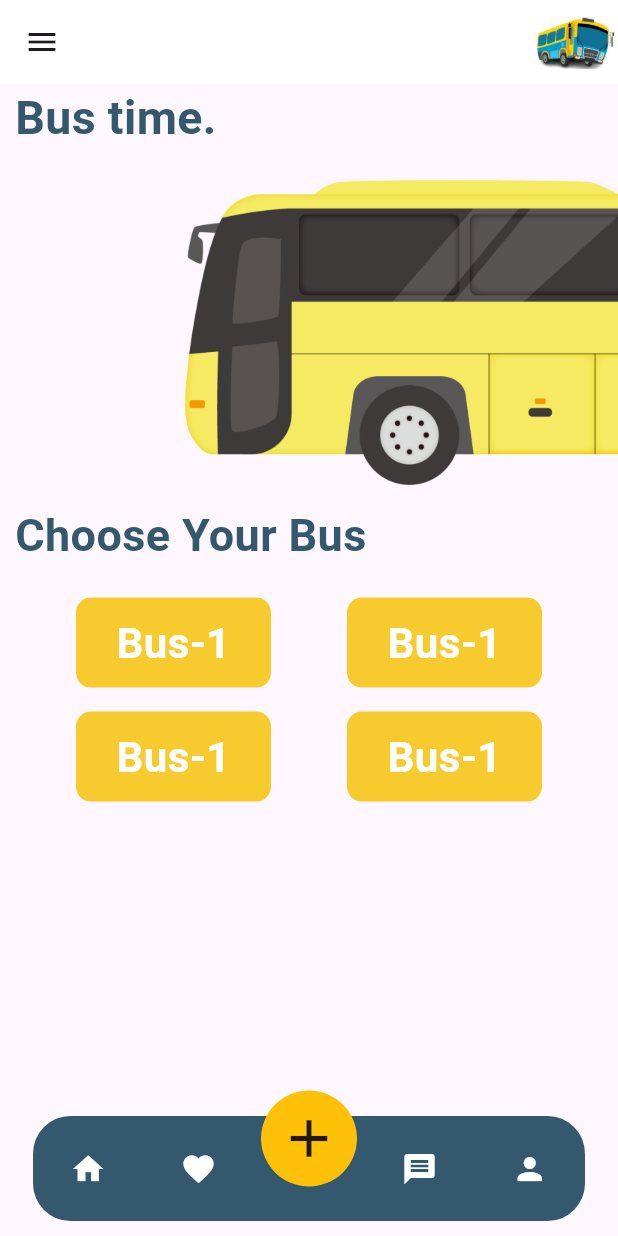
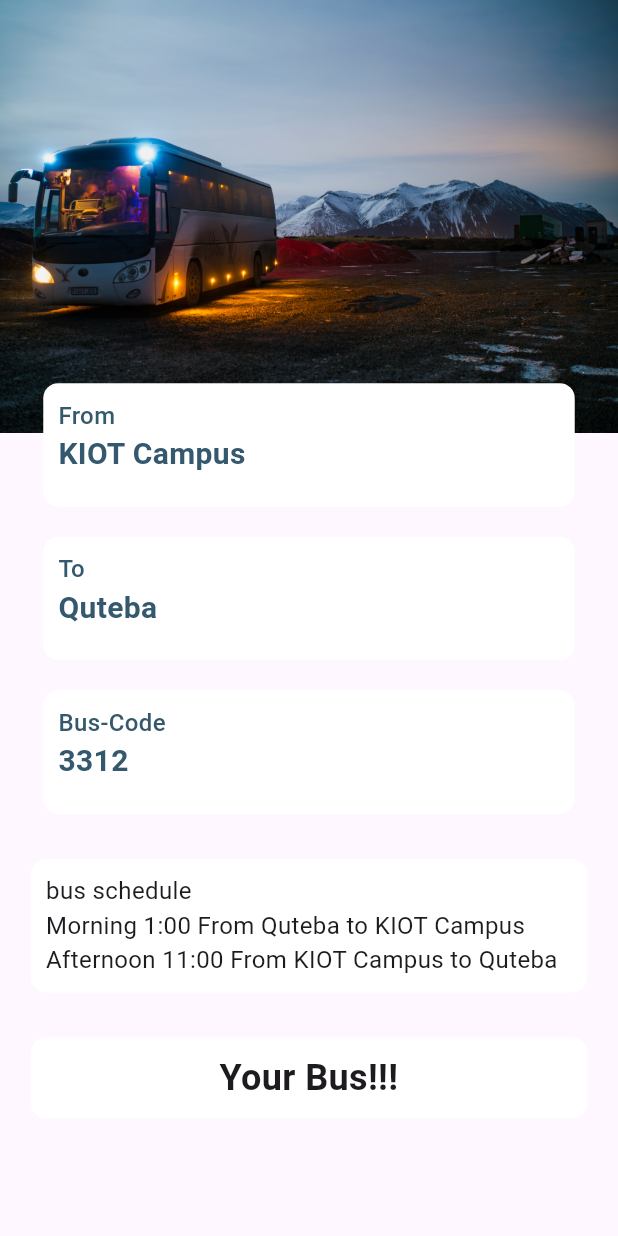
Before and after one commit to abbas-seid/kiotride, a Flutter app: the screen it shows after launch, after a tap on "Bus-1", on a phone screen of 412 x 824 dp. Run offline on Flutter 3.47's test engine with Material 3 defaults, Android fonts, the phone set to English and light mode, and no system bars.

Commit message:
basic features settled up

```diff
--- a/lib/bottombar.dart
+++ b/lib/bottombar.dart
@@ -4,6 +4,7 @@ import 'package:kiotride/buspage.dart';
 import 'package:kiotride/checkpage.dart';
 import 'package:kiotride/userpage.dart';
 import 'package:kiotride/userlist.dart';
+import 'package:kiotride/busdesc.dart';
 
 class BottomBar extends StatefulWidget {
   const BottomBar({super.key});
@@ -55,7 +56,18 @@ class _BottomBarState extends State<BottomBar> {
                   ),
                   Expanded(
                     child: IconButton(
-                      onPressed: () {},
+                      onPressed: () {
+                        Navigator.push(
+                          context,
+                          MaterialPageRoute(
+                            builder: (context) => BusDesc(
+                              destin: 'Quteba',
+                              busid: '3312',
+                              from: 'KIOT Campus',
+                            ),
+                          ),
+                        );
+                      },
                       icon: Icon(
                         Icons.favorite_outlined,
                         color: Colors.white,
@@ -81,14 +93,7 @@ class _BottomBarState extends State<BottomBar> {
                   ),
                   Expanded(
                     child: IconButton(
-                      onPressed: () {
-                        Navigator.push(
-                          context,
-                          MaterialPageRoute(
-                            builder: (context) => UserPage(),
-                          ),
-                        );
-                      },
+                      onPressed: () {},
                       icon: Icon(
                         Icons.person,
                         color: Colors.white,
--- /dev/null
+++ b/lib/busdesc.dart
@@ -0,0 +1,136 @@
+import 'package:flutter/material.dart';
+import 'package:flutter/material.dart';
+import 'package:kiotride/login.dart';
+import 'package:kiotride/bottombar.dart';
+import 'package:kiotride/checkpage.dart';
+import 'package:kiotride/userpage.dart';
+
+class BusDesc extends StatelessWidget {
+  final String destin;
+  final String busid;
+  final String from;
+
+  BusDesc({required this.destin, required this.busid, required this.from});
+
+  @override
+  Widget build(BuildContext context) {
+    var screenSize = MediaQuery.of(context).size;
+    var widthy = screenSize.width;
+    var heighty = screenSize.height;
+    return Scaffold(
+      body: Center(
+        child: Stack(
+          children: [
+            Positioned(
+              top: 0,
+              left: 0,
+              right: 0,
+              child: Image.asset(
+                'assets/busground.jpg',
+                width: widthy,
+                height: heighty * 0.35,
+                fit: BoxFit.cover,
+              ),
+            ),
+            Positioned(
+              top: heighty * 0.31,
+              left: widthy * 0.05,
+              right: widthy * 0.05,
+              child: Column(
+                children: [
+                  BusDescItem(
+                    title: 'From',
+                    content: from,
+                  ),
+                  SizedBox(height: 20),
+                  BusDescItem(
+                    title: 'To',
+                    content: destin,
+                  ),
+                  SizedBox(height: 20),
+                  BusDescItem(
+                    title: 'Bus-Code',
+                    content: busid,
+                  ),
+                  SizedBox(height: 30),
+                  Container(
+                    width: widthy * 0.9,
+                    padding: EdgeInsets.all(10),
+                    decoration: BoxDecoration(
+                      borderRadius: BorderRadius.circular(10),
+                      color: Colors.white,
+                    ),
+                    child: Text(
+                      'bus schedule\nMorning 1:00 From Quteba to KIOT Campus\nAfternoon 11:00 From KIOT Campus to Quteba',
+                      style: TextStyle(fontSize: 16),
+                    ),
+                  ),
+                  SizedBox(height: 30),
+                  Container(
+                    width: widthy * 0.9,
+                    padding: EdgeInsets.all(10),
+                    decoration: BoxDecoration(
+                      borderRadius: BorderRadius.circular(10),
+                      color: Colors.white,
+                    ),
+                    child: Text(
+                      'Your Bus!!!',
+                      style:
+                          TextStyle(fontSize: 24, fontWeight: FontWeight.bold),
+                      textAlign: TextAlign.center,
+                    ),
+                  ),
+                ],
+              ),
+            ),
+          ],
+        ),
+      ),
+    );
+  }
+}
+
+class BusDescItem extends StatelessWidget {
+  final String title;
+  final String content;
+
+  BusDescItem({
+    required this.title,
+    required this.content,
+  });
+
+  @override
+  Widget build(BuildContext context) {
+    var screenSize = MediaQuery.of(context).size;
+    var widthy = screenSize.width;
+    var heighty = screenSize.height;
+    return Container(
+      width: widthy * 0.86,
+      height: heighty * 0.10,
+      padding: EdgeInsets.all(10),
+      decoration: BoxDecoration(
+        borderRadius: BorderRadius.circular(10),
+        color: Colors.white,
+      ),
+      child: Column(
+        crossAxisAlignment: CrossAxisAlignment.start,
+        children: [
+          Text(
+            title,
+            style: TextStyle(
+                fontSize: 16,
+                fontWeight: FontWeight.w500,
+                color: Color(0xff34586E)),
+          ),
+          Text(
+            content,
+            style: TextStyle(
+                fontSize: 20,
+                fontWeight: FontWeight.bold,
+                color: Color(0xff34586E)),
+          ),
+        ],
+      ),
+    );
+  }
+}
--- a/lib/buspage.dart
+++ b/lib/buspage.dart
@@ -3,6 +3,7 @@ import 'package:kiotride/login.dart';
 import 'package:kiotride/bottombar.dart';
 import 'package:kiotride/checkpage.dart';
 import 'package:kiotride/userpage.dart';
+import 'package:kiotride/busdesc.dart';
 
 class BusPage extends StatefulWidget {
   const BusPage({super.key});
@@ -114,15 +115,67 @@ class _BusPageState extends State<BusPage> {
               Row(
                 mainAxisAlignment: MainAxisAlignment.spaceEvenly,
                 children: [
-                  CustomButton(text: 'Bus-1', onPressed: () {}),
-                  CustomButton(text: 'Bus-1', onPressed: () {}),
+                  CustomButton(
+                      text: 'Bus-1',
+                      onPressed: () {
+                        Navigator.push(
+                          context,
+                          MaterialPageRoute(
+                            builder: (context) => BusDesc(
+                              destin: 'Quteba',
+                              busid: '3312',
+                              from: 'KIOT Campus',
+                            ),
+                          ),
+                        );
+                      }),
+                  CustomButton(
+                      text: 'Bus-2',
+                      onPressed: () {
+                        Navigator.push(
+                          context,
+                          MaterialPageRoute(
+                            builder: (context) => BusDesc(
+                              destin: 'Dessie',
+                              busid: '3313',
+                              from: 'KIOT Campus',
+                            ),
+                          ),
+                        );
+                      }),
                 ],
               ),
               Row(
                 mainAxisAlignment: MainAxisAlignment.spaceEvenly,
                 children: [
-                  CustomButton(text: 'Bus-1', onPressed: () {}),
-                  CustomButton(text: 'Bus-1', onPressed: () {}),
+                  CustomButton(
+                      text: 'Bus-3',
+                      onPressed: () {
+                        Navigator.push(
+                          context,
+                          MaterialPageRoute(
+                            builder: (context) => BusDesc(
+                              destin: 'Sheshaber',
+                              busid: '3314',
+                              from: 'KIOT Campus',
+                            ),
+                          ),
+                        );
+                      }),
+                  CustomButton(
+                      text: 'Bus-4',
+                      onPressed: () {
+                        Navigator.push(
+                          context,
+                          MaterialPageRoute(
+                            builder: (context) => BusDesc(
+                              destin: 'Adisu Menafesha',
+                              busid: '3315',
+                              from: 'KIOT Campus',
+                            ),
+                          ),
+                        );
+                      }),
                 ],
               ),
             ],
--- a/lib/main.dart
+++ b/lib/main.dart
@@ -5,6 +5,7 @@ import 'package:kiotride/buspage.dart';
 import 'package:kiotride/checkpage.dart';
 import 'package:kiotride/userpage.dart';
 import 'package:kiotride/bottombar.dart';
+import 'package:kiotride/busdesc.dart';
 
 void main() {
   runApp(const MyApp());
@@ -18,7 +19,7 @@ class MyApp extends StatelessWidget {
     return MaterialApp(
       title: 'Flutter Demo',
       theme: ThemeData(),
-      home: const MyHomePage(),
+      home: MyHomePage(),
     );
   }
 }
```
Also changed, not shown: lib/userlist.dart (+64 -23 lines), lib/userpage.dart (+19 -5 lines), assets/busground.jpg (added), assets/peoples/abebe.webp (added), assets/peoples/ahmed.webp (added), assets/peoples/aman.webp (added), assets/peoples/esmael.webp (added), assets/peoples/hilary.webp (added), assets/peoples/hodan.webp (added), assets/peoples/jerry.webp (added), assets/peoples/kaleb.webp (added), assets/peoples/marta.webp (added), assets/peoples/mike.webp (added), assets/peoples/sara.webp (added), 1 more files.
